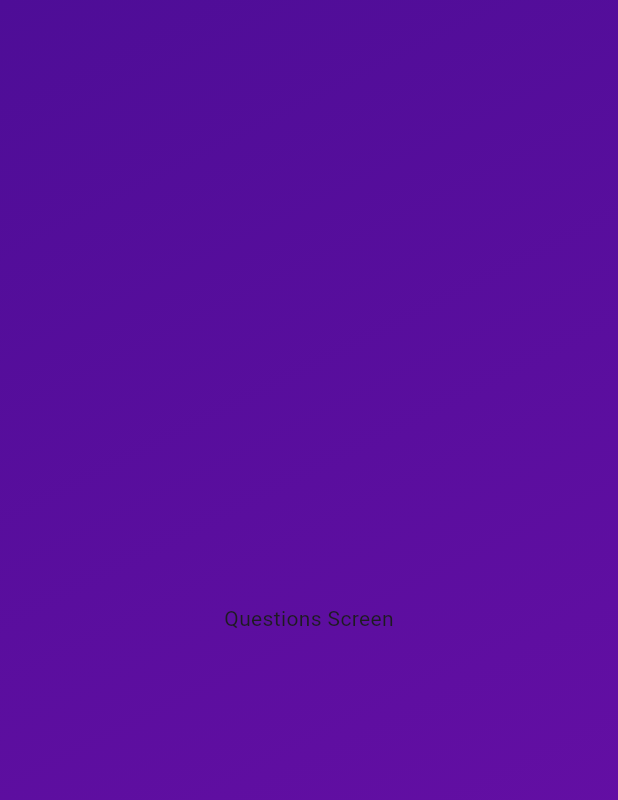
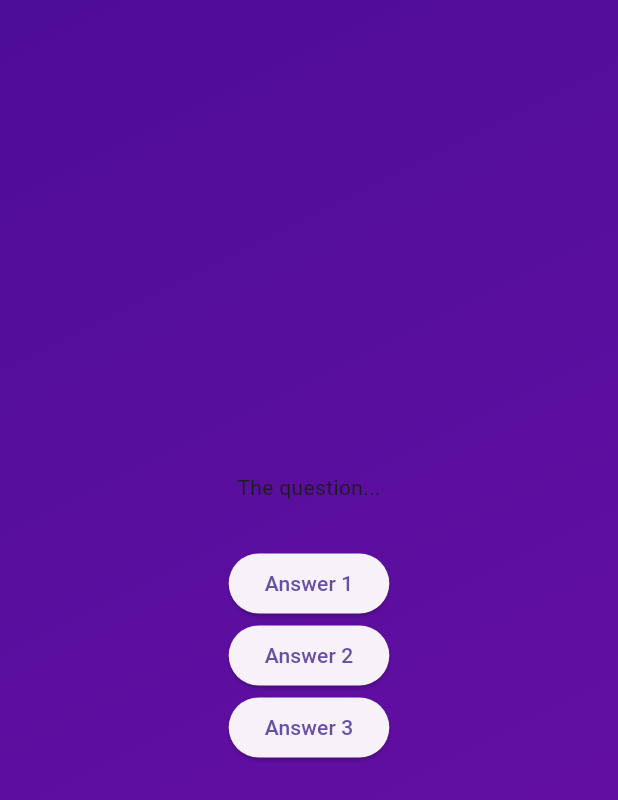
Before and after one commit to Raghunandan16/adv_basics, a Flutter app: the screen it shows after launch, after a tap on "Start Quiz", on a phone screen of 412 x 824 dp. Shown: the top 800 px of the screen. Run offline on Flutter 3.47's test engine with Material 3 defaults, Android fonts, the phone set to English and light mode, and no system bars.

Commit message:
adding questions to questions screen..

```diff
--- a/lib/questions_screen.dart
+++ b/lib/questions_screen.dart
@@ -11,8 +11,29 @@ class QuestionsScreen extends StatefulWidget {
 class _QuestionsScreenState extends State<QuestionsScreen> {
   @override
   Widget build(context) {
-    return const Center(
-      child: Text('Questions Screen'),
+    return SizedBox(
+      width: double.infinity,
+      child: Column(
+        mainAxisAlignment: MainAxisAlignment.center,
+        children: [
+          const Text('The question...'),
+          const SizedBox(
+            height: 30,
+          ),
+          ElevatedButton(
+            onPressed: () {},
+            child: const Text('Answer 1'),
+          ),
+          ElevatedButton(
+            onPressed: () {},
+            child: const Text('Answer 2'),
+          ),
+          ElevatedButton(
+            onPressed: () {},
+            child: const Text('Answer 3'),
+          ),
+        ],
+      ),
     );
   }
 }
```
